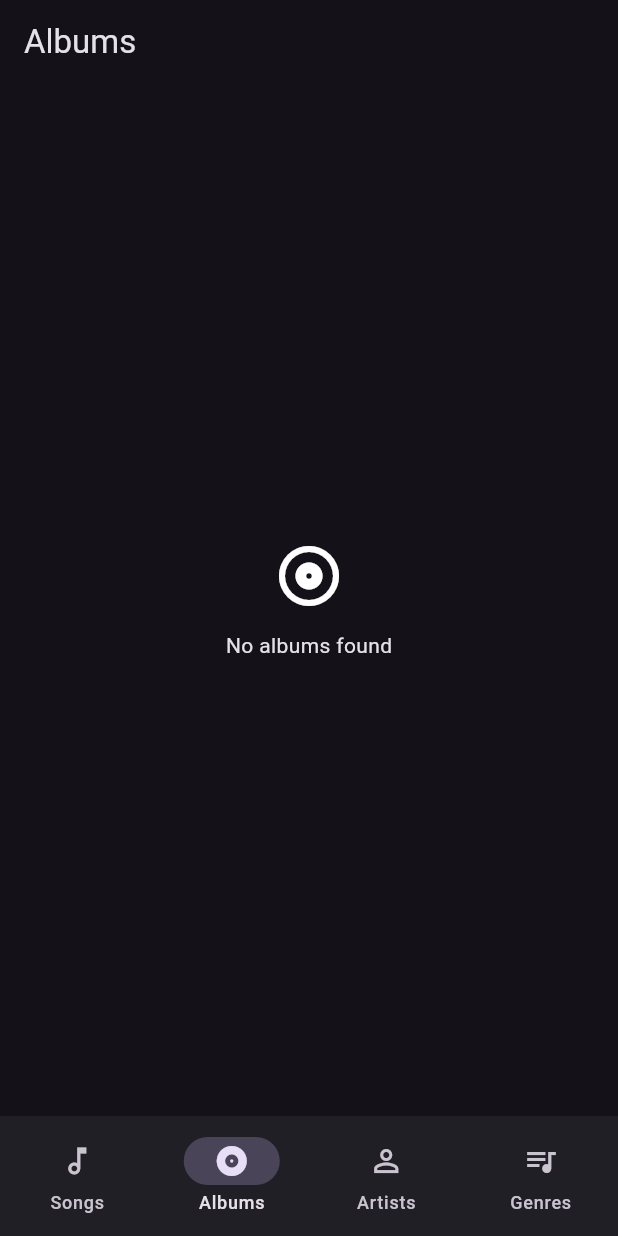
After one commit to BasuShrestha/zylos, a Flutter app: the screen it shows after launch, item 2 of the bottom bar chosen, on a phone screen of 412 x 824 dp. The commit adds this screen. Run offline on Flutter 3.47's test engine with Material 3 defaults, Android fonts, the light colour scheme and no system bars; our stand-ins replace flutter_riverpod, just_audio, permission_handler, sqflite; missing offline and left inert: audio_metadata_reader; accounts and stored records are empty.

Commit message:
added track_number to models and db services and completed album part for category

```diff
--- a/lib/app.dart
+++ b/lib/app.dart
@@ -1,5 +1,5 @@
 import 'package:flutter/material.dart';
-import 'ui/screens/songs/songs_screen.dart';
+import 'package:zylos/ui/screens/home/home_screen.dart';
 
 class Zylos extends StatelessWidget {
   const Zylos({super.key});
@@ -12,7 +12,7 @@ class Zylos extends StatelessWidget {
       themeMode: ThemeMode.dark,
       darkTheme: ThemeData.dark(useMaterial3: true),
       theme: ThemeData.light(useMaterial3: true),
-      home: const SongsScreen(),
+      home: const HomeScreen(),
     );
   }
 }
--- a/lib/data/models/song_model.dart
+++ b/lib/data/models/song_model.dart
@@ -10,6 +10,7 @@ class SongModel {
   final String path;
   final int fileSize;
   final int dateAdded;
+  final int trackNumber;
 
   const SongModel({
     required this.id,
@@ -21,6 +22,7 @@ class SongModel {
     required this.path,
     required this.fileSize,
     required this.dateAdded,
+    required this.trackNumber,
   });
 
   factory SongModel.fromMap(Map<String, dynamic> map) {
@@ -34,6 +36,7 @@ class SongModel {
       path: map['path'] as String,
       fileSize: map['file_size'] as int,
       dateAdded: map['date_added'] as int,
+      trackNumber: map['track_number'] as int,
     );
   }
 
@@ -47,6 +50,7 @@ class SongModel {
       'path': path,
       'file_size': fileSize,
       'date_added': dateAdded,
+      'track_number': trackNumber,
     };
   }
 
--- a/lib/repositories/song_repository.dart
+++ b/lib/repositories/song_repository.dart
@@ -84,6 +84,7 @@ class SongRepository {
           'path': file.path,
           'file_size': file.lengthSync(),
           'date_added': file.lastModifiedSync().millisecondsSinceEpoch,
+          'track_number': metadata.trackNumber ?? 0,
         };
 
         batch.insert('songs', map, conflictAlgorithm: ConflictAlgorithm.ignore);
--- /dev/null
+++ b/lib/ui/screens/albums/albums_screen.dart
@@ -0,0 +1,101 @@
+import 'package:flutter/material.dart';
+import 'package:flutter_riverpod/flutter_riverpod.dart';
+import 'package:zylos/providers/library_provider.dart';
+import 'package:zylos/ui/screens/albums/album_detail_screen.dart';
+
+class AlbumsScreen extends ConsumerWidget {
+  const AlbumsScreen({super.key});
+
+  @override
+  Widget build(BuildContext context, WidgetRef ref) {
+    final albumsAsync = ref.watch(albumsProvider);
+    return Scaffold(
+      appBar: AppBar(title: const Text('Albums')),
+      body: albumsAsync.when(
+        error: (e, _) => Center(child: Text('Error: $e')),
+        loading: () => const Center(child: CircularProgressIndicator()),
+        data: (albums) {
+          if (albums.isEmpty) {
+            return const Center(
+              child: Column(
+                mainAxisSize: .min,
+                children: [
+                  Icon(Icons.album_outlined, size: 48),
+                  SizedBox(height: 12),
+                  Text('No albums found'),
+                ],
+              ),
+            );
+          }
+          return GridView.builder(
+            padding: const EdgeInsets.fromLTRB(12, 12, 12, 90),
+            gridDelegate: const SliverGridDelegateWithFixedCrossAxisCount(
+              crossAxisCount: 2,
+              childAspectRatio: 0.8,
+              crossAxisSpacing: 12,
+              mainAxisSpacing: 12,
+            ),
+            itemCount: albums.length,
+            itemBuilder: (context, index) {
+              final album = albums[index];
+
+              return GestureDetector(
+                onTap: () => Navigator.push(
+                  context,
+                  MaterialPageRoute(
+                    builder: (_) => AlbumDetailScreen(album: album),
+                  ),
+                ),
+                child: Column(
+                  crossAxisAlignment: .start,
+                  children: [
+                    Expanded(
+                      child: Container(
+                        decoration: BoxDecoration(
+                          color: Theme.of(context).colorScheme.primaryContainer,
+                          borderRadius: BorderRadius.circular(12),
+                        ),
+                        child: Center(
+                          child: Icon(
+                            Icons.album,
+                            size: 48,
+                            color: Theme.of(
+                              context,
+                            ).colorScheme.primaryContainer,
+                          ),
+                        ),
+                      ),
+                    ),
+                    const SizedBox(height: 8),
+                    Text(
+                      album.name,
+                      maxLines: 1,
+                      overflow: .ellipsis,
+                      style: Theme.of(
+                        context,
+                      ).textTheme.bodyMedium?.copyWith(fontWeight: .w600),
+                    ),
+                    Text(
+                      album.artist,
+                      maxLines: 1,
+                      overflow: .ellipsis,
+                      style: Theme.of(context).textTheme.bodySmall,
+                    ),
+                    Text(
+                      album.formattedSongCount,
+                      style: Theme.of(context).textTheme.bodySmall?.copyWith(
+                        color: Theme.of(
+                          context,
+                        ).colorScheme.onSurface.withValues(alpha: 0.5),
+                      ),
+                    ),
+                  ],
+                ),
+              );
+            },
+          );
+        },
+      ),
+    );
+  }
+}
--- /dev/null
+++ b/lib/ui/screens/home/home_screen.dart
@@ -0,0 +1,56 @@
+import 'package:flutter/material.dart';
+import 'package:flutter_riverpod/flutter_riverpod.dart';
+import 'package:flutter_riverpod/legacy.dart';
+import 'package:zylos/ui/screens/albums/albums_screen.dart';
+import 'package:zylos/ui/screens/songs/songs_screen.dart';
+import 'package:zylos/ui/widgets/mini_player.dart';
+
+final currentTabProvider = StateProvider<int>((ref) => 0);
+
+class HomeScreen extends ConsumerWidget {
+  const HomeScreen({super.key});
+
+  static const _screens = [SongsScreen(), AlbumsScreen()];
+
+  @override
+  Widget build(BuildContext context, WidgetRef ref) {
+    final currentTab = ref.watch(currentTabProvider);
+
+    return Scaffold(
+      body: Stack(
+        children: [
+          IndexedStack(index: currentTab, children: _screens),
+          const Positioned(left: 0, right: 0, bottom: 10, child: MiniPlayer()),
+        ],
+      ),
+      bottomNavigationBar: NavigationBar(
+        selectedIndex: currentTab,
+        onDestinationSelected: (value) {
+          ref.read(currentTabProvider.notifier).state = value;
+        },
+        destinations: const [
+          NavigationDestination(
+            icon: Icon(Icons.music_note_outlined),
+            selectedIcon: Icon(Icons.music_note),
+            label: 'Songs',
+          ),
+          NavigationDestination(
+            icon: Icon(Icons.album_outlined),
+            selectedIcon: Icon(Icons.album),
+            label: 'Albums',
+          ),
+          NavigationDestination(
+            icon: Icon(Icons.person_outline),
+            selectedIcon: Icon(Icons.person),
+            label: 'Artists',
+          ),
+          NavigationDestination(
+            icon: Icon(Icons.queue_music_outlined),
+            selectedIcon: Icon(Icons.queue_music),
+            label: 'Genres',
+          ),
+        ],
+      ),
+    );
+  }
+}
```
Also changed, not shown: lib/data/models/album_model.dart (added, +25 -0 lines), lib/data/models/artist_model.dart (added, +23 -0 lines), lib/data/models/genre_model.dart (added, +16 -0 lines), lib/providers/library_provider.dart (added, +43 -0 lines), lib/repositories/library_repository.dart (added, +85 -0 lines), lib/ui/screens/albums/album_detail_screen.dart (added, +145 -0 lines), lib/ui/screens/songs/songs_screen.dart (+2 -10 lines), lib/ui/screens/artists/artist_detail_screen.dart (added), lib/ui/screens/artists/artists_screen.dart (added), lib/ui/screens/genres/genres_screen.dart (added), lib/ui/widgets/album_card.dart (added), 1 other file.
